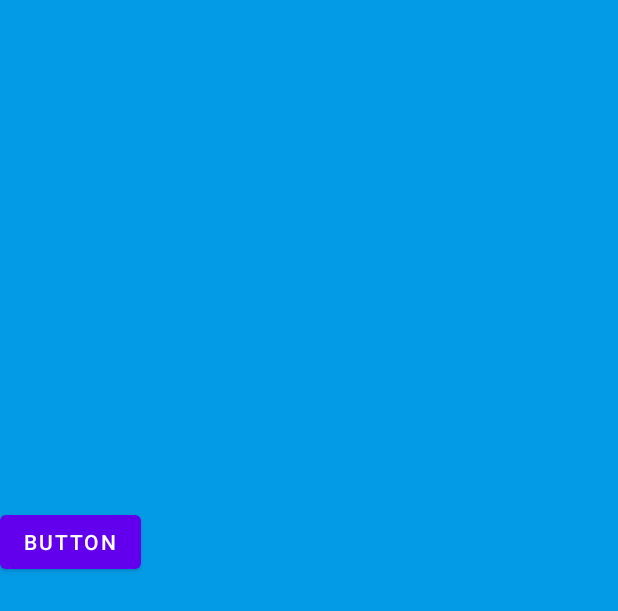
After one commit to ewa-j/AreYouKittenMe, an Android app: the layout activity_first.xml on its own in the app's theme, with its tools: preview values and no code run, on a phone screen of 412 x 824 dp. The commit adds this screen. Shown: the top 611 px of the screen. Run offline under Robolectric (Android 15) with nearby library versions, the phone set to English and light mode, and no system bars.

Commit message:
Initialise a new page

```diff
--- /dev/null
+++ b/app/src/main/res/layout/activity_first.xml
@@ -0,0 +1,17 @@
+<?xml version="1.0" encoding="utf-8"?>
+<FrameLayout xmlns:android="http://schemas.android.com/apk/res/android"
+    xmlns:tools="http://schemas.android.com/tools"
+    android:layout_width="match_parent"
+    android:layout_height="match_parent"
+    android:background="?attr/fullscreenBackgroundColor"
+    android:theme="@style/ThemeOverlay.AreYouKittenMe.FullscreenContainer">
+
+    <Button
+        android:id="@+id/button"
+        android:layout_width="wrap_content"
+        android:layout_height="wrap_content"
+        android:layout_marginTop="337dp"
+        android:layout_marginEnd="143dp"
+        android:text="Button" />
+
+</FrameLayout>
```
Also changed, not shown: app/src/main/AndroidManifest.xml (+7 -0 lines), app/src/main/java/com/example/areyoukittenme/FirstActivity.java (added, +47 -0 lines), app/src/main/java/com/example/areyoukittenme/FullscreenActivity.java (+18 -0 lines), app/src/main/res/layout/activity_fullscreen.xml (+9 -2 lines).
